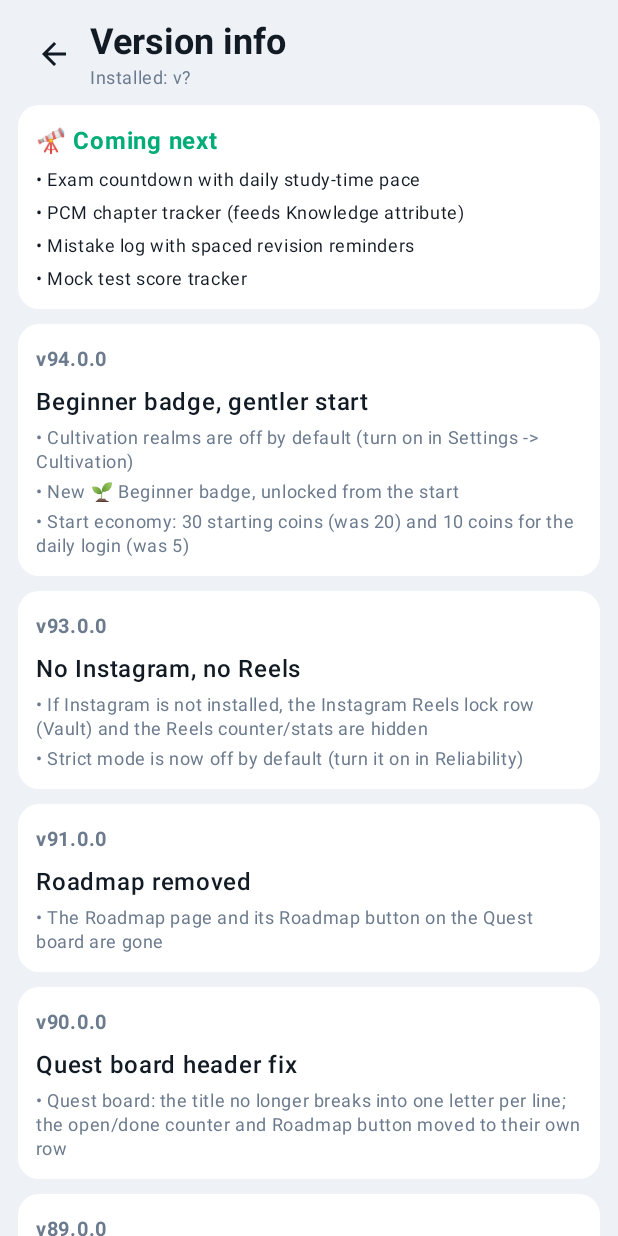
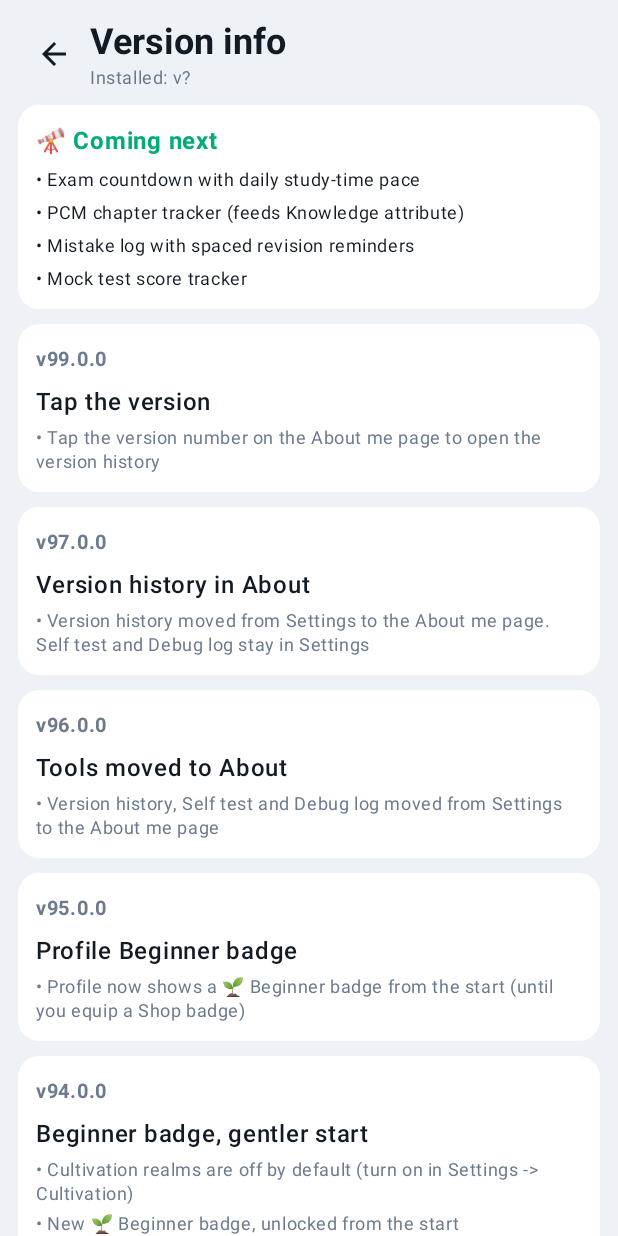
Before and after one commit to krishna000627-pixel/questblock, an Android app built with Jetpack Compose: the composable VersionScreen shown on its own in the app's theme, on a phone screen of 412 x 824 dp. Run offline under Robolectric (Android 15) with nearby library versions, the phone set to English and light mode, and no system bars.

Commit message:
v99: plain tap on version opens history

```diff
--- a/app/build.gradle.kts
+++ b/app/build.gradle.kts
@@ -31,8 +31,8 @@ android {
         applicationId = "com.krishna.questblock"
         minSdk = 26
         targetSdk = 35
-        versionCode = 94
-        versionName = "94.0.0"
+        versionCode = 99
+        versionName = "99.0.0"
     }
 
     signingConfigs {
--- a/app/src/main/java/com/krishna/questblock/data/VersionLog.kt
+++ b/app/src/main/java/com/krishna/questblock/data/VersionLog.kt
@@ -3,6 +3,22 @@ package com.krishna.questblock.data
 data class VersionEntry(val version: String, val headline: String, val items: List<String>)
 
 val VERSION_LOG: List<VersionEntry> = listOf(
+    VersionEntry("99.0.0", "Tap the version",
+        listOf(
+            "Tap the version number on the About me page to open the version history",
+        )),
+    VersionEntry("97.0.0", "Version history in About",
+        listOf(
+            "Version history moved from Settings to the About me page. Self test and Debug log stay in Settings",
+        )),
+    VersionEntry("96.0.0", "Tools moved to About",
+        listOf(
+            "Version history, Self test and Debug log moved from Settings to the About me page",
+        )),
+    VersionEntry("95.0.0", "Profile Beginner badge",
+        listOf(
+            "Profile now shows a \uD83C\uDF31 Beginner badge from the start (until you equip a Shop badge)",
+        )),
     VersionEntry("94.0.0", "Beginner badge, gentler start",
         listOf(
             "Cultivation realms are off by default (turn on in Settings -> Cultivation)",
--- a/app/src/main/java/com/krishna/questblock/ui/AboutMeScreen.kt
+++ b/app/src/main/java/com/krishna/questblock/ui/AboutMeScreen.kt
@@ -23,7 +23,7 @@ import com.krishna.questblock.data.AboutMe
 
 /** The developer's page. Text lives in data/AboutMe.kt. Works offline; only the link rows open other apps. */
 @Composable
-fun AboutMeScreen(onBack: () -> Unit, onOpenIdeas: () -> Unit = {}) {
+fun AboutMeScreen(onBack: () -> Unit, onOpenIdeas: () -> Unit = {}, onOpenVersions: () -> Unit = {}) {
     val ctx = LocalContext.current
     val version = remember {
         runCatching { ctx.packageManager.getPackageInfo(ctx.packageName, 0).versionName }.getOrNull() ?: "?"
@@ -112,7 +112,8 @@ fun AboutMeScreen(onBack: () -> Unit, onOpenIdeas: () -> Unit = {}) {
         AboutCard {
             Text("📱 QuestBlock", style = MaterialTheme.typography.titleSmall,
                 fontWeight = FontWeight.Bold, color = ColorText)
-            Text("Version $version", style = MaterialTheme.typography.bodyMedium, color = ColorText)
+            Text("Version $version", style = MaterialTheme.typography.bodyMedium, color = ColorText,
+                modifier = Modifier.clickable { onOpenVersions() })
             Text(AboutMe.CREDITS, style = MaterialTheme.typography.bodySmall, color = ColorMuted)
         }
         Spacer(Modifier.height(12.dp))
--- a/app/src/main/java/com/krishna/questblock/ui/MainScreen.kt
+++ b/app/src/main/java/com/krishna/questblock/ui/MainScreen.kt
@@ -164,7 +164,8 @@ fun MainScreen() {
             composable("categories") { CategoriesScreen(onBack = { navController.popBackStack() }) }
             composable("reliability") { ReliabilityScreen(onBack = { navController.popBackStack() }) }
             composable("coins")        { CoinLogScreen(onBack = { navController.popBackStack() }) }
-            composable("about")        { AboutMeScreen(onBack = { navController.popBackStack() }, onOpenIdeas = { navController.openPage("ideas") }) }
+            composable("about")        { AboutMeScreen(onBack = { navController.popBackStack() }, onOpenIdeas = { navController.openPage("ideas") },
+                onOpenVersions = { navController.openPage("versions") }) }
             composable("shop")         { InventoryScreen(onBack = { navController.popBackStack() }) }
             composable("hub")          { PlayerHubScreen(
                 onBack = { navController.popBackStack() },
```
Also changed, not shown: app/src/main/java/com/krishna/questblock/ui/ProfileScreen.kt (+7 -5 lines), app/src/main/java/com/krishna/questblock/ui/SettingsScreen.kt (+1 -6 lines).
